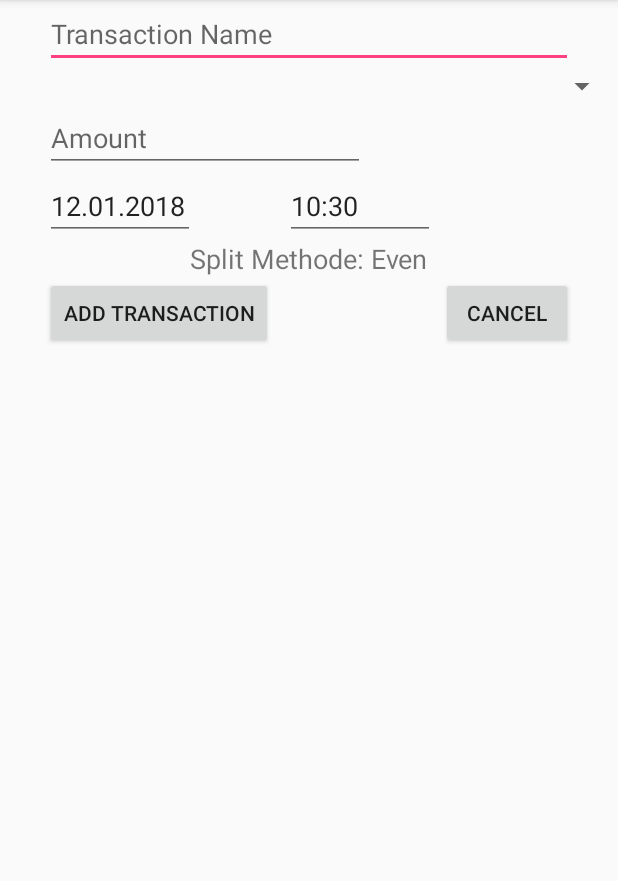
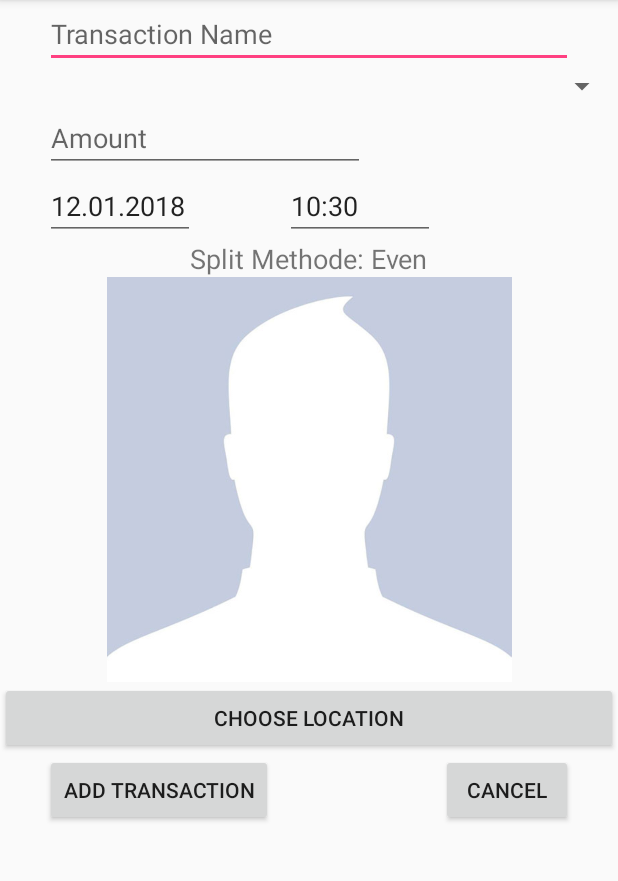
Before and after one commit to BenjaminKowatsch/InteractiveMedia, an Android app: the AddTransactionActivity screen opened directly, with no data from a screen before it, on a phone screen of 412 x 824 dp, the part 84-965 px from its top. Run offline under Robolectric (Android 15) with nearby library versions, the phone set to English and light mode, and no system bars; our stand-ins replace Volley; pictures from the network do not load.

Commit message:
App: Added image and location picker to AddTransaction

```diff
--- a/InteractiveMedia/app/src/main/java/com/media/interactive/cs3/hdm/interactivemedia/data/Transaction.java
+++ b/InteractiveMedia/app/src/main/java/com/media/interactive/cs3/hdm/interactivemedia/data/Transaction.java
@@ -13,18 +13,20 @@ public class Transaction {
     private final String paidBy;
     private final String split;
     private final Date dateTime;
+    private final String imageUrl;
     private final Location location;
     private final double amount;
     private final long groupId;
     private boolean synched;
     private Date publishedAt;
 
-    public Transaction(String name, String paidBy, String split, Date dateTime, Location location,
-                       double amount, long groupId) {
+    public Transaction(String name, String paidBy, String split, Date dateTime, String imageUrl,
+                       Location location, double amount, long groupId) {
         this.name = name;
         this.paidBy = paidBy;
         this.split = split;
         this.dateTime = dateTime;
+        this.imageUrl = imageUrl;
         this.location = location;
         this.amount = amount;
         this.groupId = groupId;
--- a/InteractiveMedia/app/src/main/res/layout/activity_add_transaction.xml
+++ b/InteractiveMedia/app/src/main/res/layout/activity_add_transaction.xml
@@ -70,6 +70,23 @@
             android:text="Split Methode: Even"
             android:textSize="18dp" />
 
+        <ImageView
+            android:id="@+id/iv_transaction_image"
+            android:layout_width="match_parent"
+            android:layout_height="wrap_content"
+            android:layout_gravity="center"
+            android:maxHeight="270dp"
+            android:layout_marginLeft="30dp"
+            android:layout_marginRight="30dp"
+            android:adjustViewBounds="true"
+            android:src="@drawable/anonymoususer" />
+
+        <Button
+            android:id="@+id/transaction_location"
+            android:layout_width="match_parent"
+            android:layout_height="wrap_content"
+            android:text="Choose Location" />
+
         <RelativeLayout
             android:layout_width="fill_parent"
             android:layout_height="wrap_content">
```
Also changed, not shown: InteractiveMedia/app/src/main/java/com/media/interactive/cs3/hdm/interactivemedia/activties/AddTransactionActivity.java (+50 -4 lines).
